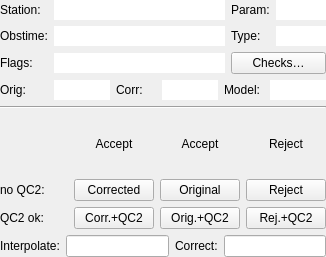
Above: src/simplecorrections.ui from metno/kvhqc before the change. Below: the same form after it.
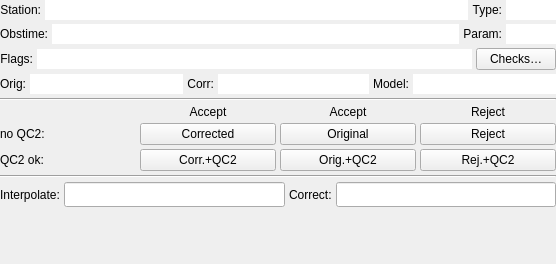
That is the form after the change.

Commit message: improved SimpleCorrections layout & size

Patch:
```diff
--- a/src/simplecorrections.ui
+++ b/src/simplecorrections.ui
@@ -6,12 +6,12 @@
    <rect>
     <x>0</x>
     <y>0</y>
-    <width>326</width>
-    <height>257</height>
+    <width>556</width>
+    <height>264</height>
    </rect>
   </property>
   <property name="sizePolicy">
-   <sizepolicy hsizetype="Preferred" vsizetype="Preferred">
+   <sizepolicy hsizetype="Minimum" vsizetype="Minimum">
     <horstretch>0</horstretch>
     <verstretch>0</verstretch>
    </sizepolicy>
@@ -20,62 +20,39 @@
    <string>Simple Corrections</string>
   </property>
   <layout class="QVBoxLayout" name="verticalLayout">
+   <property name="spacing">
+    <number>4</number>
+   </property>
+   <property name="sizeConstraint">
+    <enum>QLayout::SetMinimumSize</enum>
+   </property>
    <property name="margin">
     <number>0</number>
    </property>
    <item>
-    <layout class="QGridLayout" name="gridInfo" rowstretch="0,0,0,0" columnstretch="0,10,0,1">
+    <layout class="QHBoxLayout" name="horizontalLayout_16" stretch="1,0">
      <property name="sizeConstraint">
-      <enum>QLayout::SetDefaultConstraint</enum>
+      <enum>QLayout::SetMinimumSize</enum>
      </property>
-     <item row="2" column="1">
-      <widget class="QLineEdit" name="textFlags">
-       <property name="sizePolicy">
-        <sizepolicy hsizetype="Expanding" vsizetype="Fixed">
-         <horstretch>0</horstretch>
-         <verstretch>0</verstretch>
-        </sizepolicy>
+     <item>
+      <layout class="QHBoxLayout" name="horizontalLayout_2" stretch="0,1">
+       <property name="sizeConstraint">
+        <enum>QLayout::SetMinimumSize</enum>
        </property>
-       <property name="focusPolicy">
-        <enum>Qt::NoFocus</enum>
-       </property>
-       <property name="contextMenuPolicy">
-        <enum>Qt::NoContextMenu</enum>
-       </property>
-       <property name="acceptDrops">
-        <bool>false</bool>
-       </property>
-       <property name="frame">
-        <bool>false</bool>
-       </property>
-       <property name="readOnly">
-        <bool>true</bool>
-       </property>
-      </widget>
-     </item>
-     <item row="2" column="2" colspan="2">
-      <widget class="QPushButton" name="buttonShowChecks">
-       <property name="sizePolicy">
-        <sizepolicy hsizetype="MinimumExpanding" vsizetype="Fixed">
-         <horstretch>0</horstretch>
-         <verstretch>0</verstretch>
-        </sizepolicy>
-       </property>
-       <property name="minimumSize">
-        <size>
-         <width>80</width>
-         <height>20</height>
-        </size>
-       </property>
+       <item>
+        <widget class="QLabel" name="labelStation">
        <property name="text">
-        <string>Checks…</string>
+          <string>Station:</string>
+         </property>
+         <property name="alignment">
+          <set>Qt::AlignRight|Qt::AlignTrailing|Qt::AlignVCenter</set>
        </property>
       </widget>
      </item>
-     <item row="0" column="1">
+       <item>
       <widget class="QLineEdit" name="textStation">
        <property name="sizePolicy">
-        <sizepolicy hsizetype="Expanding" vsizetype="Fixed">
+          <sizepolicy hsizetype="Preferred" vsizetype="Fixed">
          <horstretch>0</horstretch>
          <verstretch>0</verstretch>
         </sizepolicy>
@@ -97,34 +74,201 @@
        </property>
       </widget>
      </item>
-     <item row="0" column="2">
+      </layout>
+     </item>
+     <item>
+      <layout class="QHBoxLayout" name="horizontalLayout" stretch="0,1">
+       <property name="sizeConstraint">
+        <enum>QLayout::SetMinimumSize</enum>
+       </property>
+       <item>
+        <widget class="QLabel" name="labelType">
+         <property name="text">
+          <string>Type:</string>
+         </property>
+         <property name="alignment">
+          <set>Qt::AlignRight|Qt::AlignTrailing|Qt::AlignVCenter</set>
+         </property>
+        </widget>
+       </item>
+       <item>
+        <widget class="QLineEdit" name="textType">
+         <property name="sizePolicy">
+          <sizepolicy hsizetype="MinimumExpanding" vsizetype="Fixed">
+           <horstretch>0</horstretch>
+           <verstretch>0</verstretch>
+          </sizepolicy>
+         </property>
+         <property name="minimumSize">
+          <size>
+           <width>50</width>
+           <height>0</height>
+          </size>
+         </property>
+         <property name="maximumSize">
+          <size>
+           <width>50</width>
+           <height>16777215</height>
+          </size>
+         </property>
+         <property name="focusPolicy">
+          <enum>Qt::NoFocus</enum>
+         </property>
+         <property name="contextMenuPolicy">
+          <enum>Qt::NoContextMenu</enum>
+         </property>
+         <property name="acceptDrops">
+          <bool>false</bool>
+         </property>
+         <property name="maxLength">
+          <number>5</number>
+         </property>
+         <property name="frame">
+          <bool>false</bool>
+         </property>
+         <property name="readOnly">
+          <bool>true</bool>
+         </property>
+        </widget>
+       </item>
+      </layout>
+     </item>
+    </layout>
+   </item>
+   <item>
+    <layout class="QHBoxLayout" name="horizontalLayout_15" stretch="1,0">
+     <property name="sizeConstraint">
+      <enum>QLayout::SetMinimumSize</enum>
+     </property>
+     <item>
+      <layout class="QHBoxLayout" name="horizontalLayout_3" stretch="0,1">
+       <property name="sizeConstraint">
+        <enum>QLayout::SetMinimumSize</enum>
+       </property>
+       <item>
+        <widget class="QLabel" name="labelObstime">
+         <property name="text">
+          <string>Obstime:</string>
+         </property>
+         <property name="alignment">
+          <set>Qt::AlignRight|Qt::AlignTrailing|Qt::AlignVCenter</set>
+         </property>
+        </widget>
+       </item>
+       <item>
+        <widget class="QLineEdit" name="textObstime">
+         <property name="sizePolicy">
+          <sizepolicy hsizetype="Preferred" vsizetype="Fixed">
+           <horstretch>0</horstretch>
+           <verstretch>0</verstretch>
+          </sizepolicy>
+         </property>
+         <property name="focusPolicy">
+          <enum>Qt::NoFocus</enum>
+         </property>
+         <property name="contextMenuPolicy">
+          <enum>Qt::NoContextMenu</enum>
+         </property>
+         <property name="acceptDrops">
+          <bool>false</bool>
+         </property>
+         <property name="frame">
+          <bool>false</bool>
+         </property>
+         <property name="readOnly">
+          <bool>true</bool>
+         </property>
+        </widget>
+       </item>
+      </layout>
+     </item>
+     <item>
+      <layout class="QHBoxLayout" name="horizontalLayout_4" stretch="0,1">
+       <property name="sizeConstraint">
+        <enum>QLayout::SetMinimumSize</enum>
+       </property>
+       <item>
       <widget class="QLabel" name="labelParam">
        <property name="text">
         <string>Param:</string>
        </property>
-      </widget>
-     </item>
-     <item row="2" column="0">
+         <property name="alignment">
+          <set>Qt::AlignRight|Qt::AlignTrailing|Qt::AlignVCenter</set>
+         </property>
+        </widget>
+       </item>
+       <item>
+        <widget class="QLineEdit" name="textParam">
+         <property name="sizePolicy">
+          <sizepolicy hsizetype="MinimumExpanding" vsizetype="Fixed">
+           <horstretch>0</horstretch>
+           <verstretch>0</verstretch>
+          </sizepolicy>
+         </property>
+         <property name="minimumSize">
+          <size>
+           <width>50</width>
+           <height>0</height>
+          </size>
+         </property>
+         <property name="maximumSize">
+          <size>
+           <width>50</width>
+           <height>16777215</height>
+          </size>
+         </property>
+         <property name="focusPolicy">
+          <enum>Qt::NoFocus</enum>
+         </property>
+         <property name="contextMenuPolicy">
+          <enum>Qt::NoContextMenu</enum>
+         </property>
+         <property name="acceptDrops">
+          <bool>false</bool>
+         </property>
+         <property name="maxLength">
+          <number>5</number>
+         </property>
+         <property name="frame">
+          <bool>false</bool>
+         </property>
+         <property name="readOnly">
+          <bool>true</bool>
+         </property>
+        </widget>
+       </item>
+      </layout>
+     </item>
+    </layout>
+   </item>
+   <item>
+    <layout class="QHBoxLayout" name="horizontalLayout_11" stretch="1,0">
+     <property name="sizeConstraint">
+      <enum>QLayout::SetMinimumSize</enum>
+     </property>
+     <item>
+      <layout class="QHBoxLayout" name="horizontalLayout_5" stretch="0,1">
+       <property name="sizeConstraint">
+        <enum>QLayout::SetMinimumSize</enum>
+       </property>
+       <item>
       <widget class="QLabel" name="labelFlags">
        <property name="text">
         <string>Flags:</string>
        </property>
-      </widget>
-     </item>
-     <item row="1" column="3">
-      <widget class="QLineEdit" name="textType">
+         <property name="alignment">
+          <set>Qt::AlignRight|Qt::AlignTrailing|Qt::AlignVCenter</set>
+         </property>
+        </widget>
+       </item>
+       <item>
+        <widget class="QLineEdit" name="textFlags">
        <property name="sizePolicy">
-        <sizepolicy hsizetype="MinimumExpanding" vsizetype="Fixed">
+          <sizepolicy hsizetype="Preferred" vsizetype="Fixed">
          <horstretch>0</horstretch>
          <verstretch>0</verstretch>
         </sizepolicy>
        </property>
-       <property name="minimumSize">
-        <size>
-         <width>50</width>
-         <height>20</height>
-        </size>
-       </property>
        <property name="focusPolicy">
         <enum>Qt::NoFocus</enum>
        </property>
@@ -140,30 +284,54 @@
        <property name="frame">
         <bool>false</bool>
        </property>
-       <property name="alignment">
-        <set>Qt::AlignRight|Qt::AlignTrailing|Qt::AlignVCenter</set>
-       </property>
        <property name="readOnly">
         <bool>true</bool>
        </property>
       </widget>
      </item>
-     <item row="0" column="0">
-      <widget class="QLabel" name="labelStation">
+      </layout>
+     </item>
+     <item>
+      <widget class="QPushButton" name="buttonShowChecks">
+       <property name="sizePolicy">
+        <sizepolicy hsizetype="MinimumExpanding" vsizetype="Fixed">
+         <horstretch>0</horstretch>
+         <verstretch>0</verstretch>
+        </sizepolicy>
+       </property>
+       <property name="minimumSize">
+        <size>
+         <width>80</width>
+         <height>0</height>
+        </size>
+       </property>
        <property name="text">
-        <string>Station:</string>
+        <string>Checks…</string>
        </property>
       </widget>
      </item>
-     <item row="1" column="2">
-      <widget class="QLabel" name="labelType">
+    </layout>
+   </item>
+   <item>
+    <layout class="QHBoxLayout" name="horizontalLayout_13">
+     <property name="sizeConstraint">
+      <enum>QLayout::SetMinimumSize</enum>
+     </property>
+     <item>
+      <layout class="QHBoxLayout" name="horizontalLayout_9" stretch="0,1">
+       <property name="sizeConstraint">
+        <enum>QLayout::SetMinimumSize</enum>
+       </property>
+       <item>
+        <widget class="QLabel" name="labelOriginal">
        <property name="text">
-        <string>Type:</string>
-       </property>
-      </widget>
-     </item>
-     <item row="3" column="1" colspan="3">
-      <layout class="QHBoxLayout" name="layoutInfoValues" stretch="1,0,1,0,1">
+          <string>Orig:</string>
+         </property>
+         <property name="alignment">
+          <set>Qt::AlignRight|Qt::AlignTrailing|Qt::AlignVCenter</set>
+         </property>
+        </widget>
+       </item>
        <item>
         <widget class="QLineEdit" name="textOriginal">
          <property name="sizePolicy">
@@ -195,17 +363,21 @@
          </property>
         </widget>
        </item>
+      </layout>
+     </item>
+     <item>
+      <layout class="QHBoxLayout" name="horizontalLayout_10" stretch="0,1">
+       <property name="sizeConstraint">
+        <enum>QLayout::SetMinimumSize</enum>
+       </property>
        <item>
         <widget class="QLabel" name="labelCorrected">
-         <property name="minimumSize">
-          <size>
-           <width>40</width>
-           <height>0</height>
-          </size>
-         </property>
          <property name="text">
           <string>Corr:</string>
          </property>
+         <property name="alignment">
+          <set>Qt::AlignRight|Qt::AlignTrailing|Qt::AlignVCenter</set>
+         </property>
         </widget>
        </item>
        <item>
@@ -239,17 +411,21 @@
          </property>
         </widget>
        </item>
+      </layout>
+     </item>
+     <item>
+      <layout class="QHBoxLayout" name="horizontalLayout_14" stretch="0,1">
+       <property name="sizeConstraint">
+        <enum>QLayout::SetMinimumSize</enum>
+       </property>
        <item>
         <widget class="QLabel" name="labelModel">
-         <property name="minimumSize">
-          <size>
-           <width>40</width>
-           <height>0</height>
-          </size>
-         </property>
          <property name="text">
           <string>Model:</string>
          </property>
+         <property name="alignment">
+          <set>Qt::AlignRight|Qt::AlignTrailing|Qt::AlignVCenter</set>
+         </property>
         </widget>
        </item>
        <item>
@@ -285,76 +461,6 @@
        </item>
       </layout>
      </item>
-     <item row="1" column="1">
-      <widget class="QLineEdit" name="textObstime">
-       <property name="sizePolicy">
-        <sizepolicy hsizetype="Expanding" vsizetype="Fixed">
-         <horstretch>0</horstretch>
-         <verstretch>0</verstretch>
-        </sizepolicy>
-       </property>
-       <property name="contextMenuPolicy">
-        <enum>Qt::NoContextMenu</enum>
-       </property>
-       <property name="acceptDrops">
-        <bool>false</bool>
-       </property>
-       <property name="frame">
-        <bool>false</bool>
-       </property>
-       <property name="readOnly">
-        <bool>true</bool>
-       </property>
-      </widget>
-     </item>
-     <item row="3" column="0">
-      <widget class="QLabel" name="labelOriginal">
-       <property name="text">
-        <string>Orig:</string>
-       </property>
-      </widget>
-     </item>
-     <item row="0" column="3">
-      <widget class="QLineEdit" name="textParam">
-       <property name="sizePolicy">
-        <sizepolicy hsizetype="MinimumExpanding" vsizetype="Fixed">
-         <horstretch>0</horstretch>
-         <verstretch>0</verstretch>
-        </sizepolicy>
-       </property>
-       <property name="minimumSize">
-        <size>
-         <width>50</width>
-         <height>20</height>
-        </size>
-       </property>
-       <property name="focusPolicy">
-        <enum>Qt::NoFocus</enum>
-       </property>
-       <property name="contextMenuPolicy">
-        <enum>Qt::NoContextMenu</enum>
-       </property>
-       <property name="acceptDrops">
-        <bool>false</bool>
-       </property>
-       <property name="maxLength">
-        <number>5</number>
-       </property>
-       <property name="frame">
-        <bool>false</bool>
-       </property>
-       <property name="readOnly">
-        <bool>true</bool>
-       </property>
-      </widget>
-     </item>
-     <item row="1" column="0">
-      <widget class="QLabel" name="labelObstime">
-       <property name="text">
-        <string>Obstime:</string>
-       </property>
-      </widget>
-     </item>
     </layout>
    </item>
    <item>
@@ -365,9 +471,10 @@
     </widget>
    </item>
    <item>
-    <layout class="QHBoxLayout" name="layoutAccRejButtons">
-     <item>
       <layout class="QGridLayout" name="gridAccRejButtons">
+     <property name="sizeConstraint">
+      <enum>QLayout::SetMinimumSize</enum>
+     </property>
        <item row="0" column="1">
         <widget class="QLabel" name="labelAccept1">
          <property name="text">
@@ -456,10 +563,18 @@
        </item>
       </layout>
      </item>
-    </layout>
+   <item>
+    <widget class="Line" name="line_2">
+     <property name="orientation">
+      <enum>Qt::Horizontal</enum>
+     </property>
+    </widget>
    </item>
    <item>
-    <layout class="QHBoxLayout" name="layoutCorrected" stretch="0,1,0,1">
+    <layout class="QHBoxLayout" name="layoutCorrected" stretch="0,0,0,0">
+     <property name="sizeConstraint">
+      <enum>QLayout::SetMinimumSize</enum>
+     </property>
      <item>
       <widget class="QLabel" name="labelInterpolateValue">
        <property name="text">
@@ -471,14 +586,14 @@
       <widget class="QLineEdit" name="textInterpolatedValue">
        <property name="sizePolicy">
         <sizepolicy hsizetype="MinimumExpanding" vsizetype="Fixed">
-         <horstretch>0</horstretch>
+         <horstretch>1</horstretch>
          <verstretch>0</verstretch>
         </sizepolicy>
        </property>
        <property name="minimumSize">
         <size>
          <width>80</width>
-         <height>0</height>
+         <height>25</height>
         </size>
        </property>
       </widget>
@@ -494,20 +609,33 @@
       <widget class="QLineEdit" name="textCorrectedValue">
        <property name="sizePolicy">
         <sizepolicy hsizetype="MinimumExpanding" vsizetype="Fixed">
-         <horstretch>0</horstretch>
+         <horstretch>1</horstretch>
          <verstretch>0</verstretch>
         </sizepolicy>
        </property>
        <property name="minimumSize">
         <size>
          <width>80</width>
-         <height>0</height>
+         <height>25</height>
         </size>
        </property>
       </widget>
      </item>
     </layout>
    </item>
+   <item>
+    <spacer name="verticalSpacer">
+     <property name="orientation">
+      <enum>Qt::Vertical</enum>
+     </property>
+     <property name="sizeHint" stdset="0">
+      <size>
+       <width>20</width>
+       <height>0</height>
+      </size>
+     </property>
+    </spacer>
+   </item>
   </layout>
  </widget>
  <resources/>
```
Left out of the diff: 3 changed lines with no effect on the pictures. Lines whose indentation alone changed are shown as unchanged. The commit also changes 2 other files.
